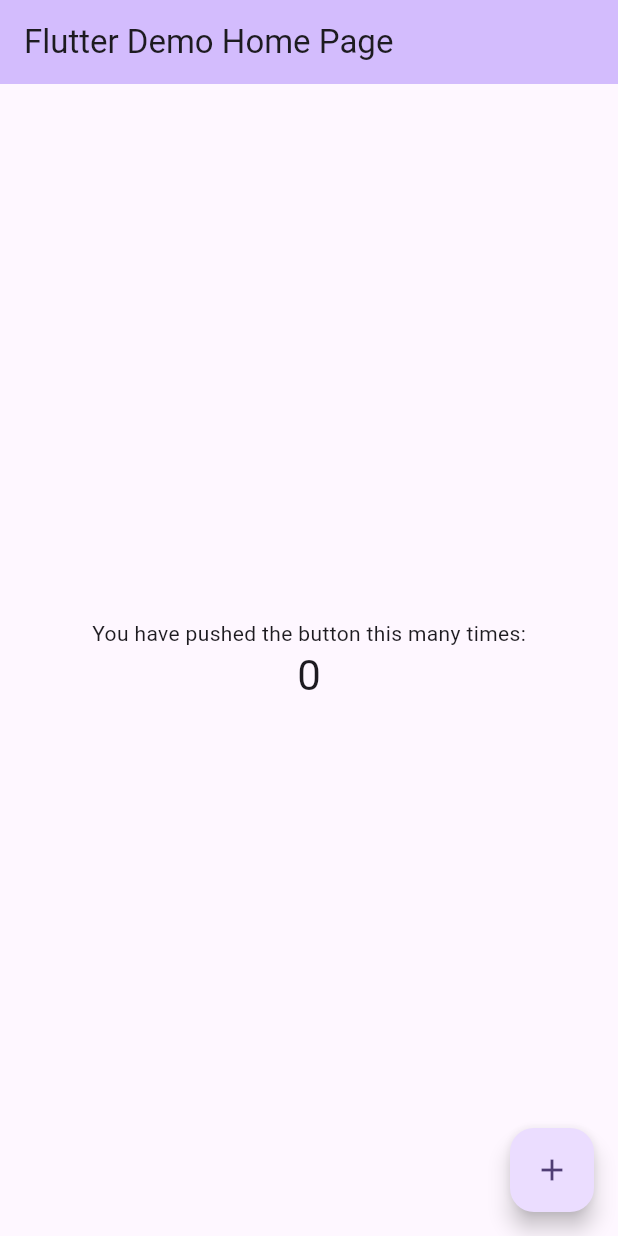
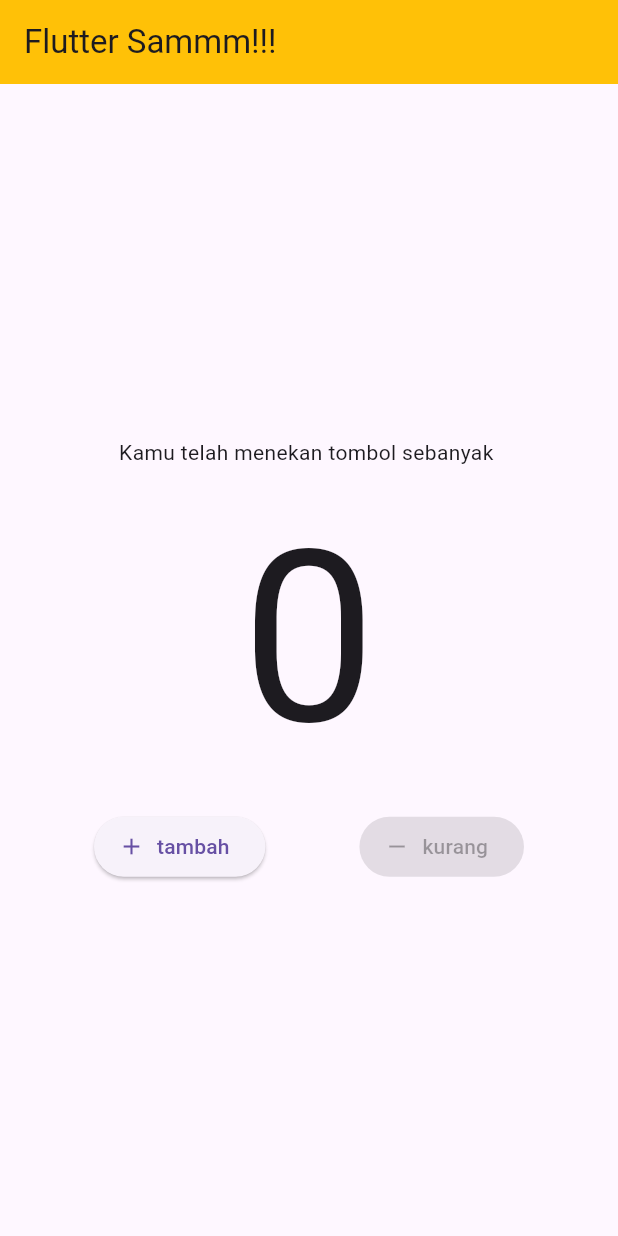
Before and after one commit to Damarazka/dart_fundamental, a Flutter app: the screen it shows after launch, on a phone screen of 412 x 824 dp. Run offline on Flutter 3.47's test engine with Material 3 defaults, Android fonts, the phone set to English and light mode, and no system bars.

Commit message:
first flutter

```diff
--- /dev/null
+++ b/lib/first.dart
@@ -0,0 +1,62 @@
+import 'package:flutter/material.dart';
+
+class FirstPage extends StatefulWidget {
+  const FirstPage({super.key});
+
+  @override
+  State<FirstPage> createState() => _FirstPageState();
+}
+
+class _FirstPageState extends State<FirstPage> {
+  int myNumber = 0;
+
+  void tambah() {
+    setState(() {
+      myNumber = myNumber + 1;
+    });
+  }
+
+  void kurang() {
+    setState(() {
+      myNumber = myNumber - 1;
+    });
+  }
+
+  @override
+  Widget build(BuildContext context) {
+    return Scaffold(
+        appBar: AppBar(
+          backgroundColor: Colors.amber,
+          title: const Text("Flutter Sammm!!!"),
+        ),
+        body: Center(
+          child: Column(
+            mainAxisAlignment: MainAxisAlignment.center,
+            children: <Widget>[
+              const Text("Kamu telah menekan tombol sebanyak "),
+              Text(
+                myNumber.toString(),
+                style: const TextStyle(fontSize: 160.0),
+              ),
+              Center(
+                child: Row(
+                  mainAxisAlignment: MainAxisAlignment.spaceEvenly,
+                  children: <Widget>[
+                    ElevatedButton.icon(
+                      onPressed: tambah,
+                      label: const Text("tambah"),
+                      icon: const Icon(Icons.add),
+                    ),
+                    ElevatedButton.icon(
+                      onPressed: myNumber > 0 ? kurang : null,
+                      label: const Text("kurang"),
+                      icon: const Icon(Icons.remove),
+                    )
+                  ],
+                ),
+              )
+            ],
+          ),
+        ));
+  }
+}
--- a/lib/main.dart
+++ b/lib/main.dart
@@ -1,125 +1,20 @@
+import 'package:dart_fundamental/first.dart';
 import 'package:flutter/material.dart';
 
 void main() {
-  runApp(const MyApp());
+  runApp(MyApp());
 }
 
 class MyApp extends StatelessWidget {
   const MyApp({super.key});
 
-  // This widget is the root of your application.
   @override
   Widget build(BuildContext context) {
     return MaterialApp(
-      title: 'Flutter Demo',
       theme: ThemeData(
-        // This is the theme of your application.
-        //
-        // TRY THIS: Try running your application with "flutter run". You'll see
-        // the application has a purple toolbar. Then, without quitting the app,
-        // try changing the seedColor in the colorScheme below to Colors.green
-        // and then invoke "hot reload" (save your changes or press the "hot
-        // reload" button in a Flutter-supported IDE, or press "r" if you used
-        // the command line to start the app).
-        //
-        // Notice that the counter didn't reset back to zero; the application
-        // state is not lost during the reload. To reset the state, use hot
-        // restart instead.
-        //
-        // This works for code too, not just values: Most code changes can be
-        // tested with just a hot reload.
-        colorScheme: ColorScheme.fromSeed(seedColor: Colors.deepPurple),
-        useMaterial3: true,
+        primaryColor: Colors.amber,
       ),
-      home: const MyHomePage(title: 'Flutter Demo Home Page'),
+      home: const FirstPage(),
     );
   }
 }
-
-class MyHomePage extends StatefulWidget {
-  const MyHomePage({super.key, required this.title});
-
-  // This widget is the home page of your application. It is stateful, meaning
-  // that it has a State object (defined below) that contains fields that affect
-  // how it looks.
-
-  // This class is the configuration for the state. It holds the values (in this
-  // case the title) provided by the parent (in this case the App widget) and
-  // used by the build method of the State. Fields in a Widget subclass are
-  // always marked "final".
-
-  final String title;
-
-  @override
-  State<MyHomePage> createState() => _MyHomePageState();
-}
-
-class _MyHomePageState extends State<MyHomePage> {
-  int _counter = 0;
-
-  void _incrementCounter() {
-    setState(() {
-      // This call to setState tells the Flutter framework that something has
-      // changed in this State, which causes it to rerun the build method below
-      // so that the display can reflect the updated values. If we changed
-      // _counter without calling setState(), then the build method would not be
-      // called again, and so nothing would appear to happen.
-      _counter++;
-    });
-  }
-
-  @override
-  Widget build(BuildContext context) {
-    // This method is rerun every time setState is called, for instance as done
-    // by the _incrementCounter method above.
-    //
-    // The Flutter framework has been optimized to make rerunning build methods
-    // fast, so that you can just rebuild anything that needs updating rather
-    // than having to individually change instances of widgets.
-    return Scaffold(
-      appBar: AppBar(
-        // TRY THIS: Try changing the color here to a specific color (to
-        // Colors.amber, perhaps?) and trigger a hot reload to see the AppBar
-        // change color while the other colors stay the same.
-        backgroundColor: Theme.of(context).colorScheme.inversePrimary,
-        // Here we take the value from the MyHomePage object that was created by
-        // the App.build method, and use it to set our appbar title.
-        title: Text(widget.title),
-      ),
-      body: Center(
-        // Center is a layout widget. It takes a single child and positions it
-        // in the middle of the parent.
-        child: Column(
-          // Column is also a layout widget. It takes a list of children and
-          // arranges them vertically. By default, it sizes itself to fit its
-          // children horizontally, and tries to be as tall as its parent.
-          //
-          // Column has various properties to control how it sizes itself and
-          // how it positions its children. Here we use mainAxisAlignment to
-          // center the children vertically; the main axis here is the vertical
-          // axis because Columns are vertical (the cross axis would be
-          // horizontal).
-          //
-          // TRY THIS: Invoke "debug painting" (choose the "Toggle Debug Paint"
-          // action in the IDE, or press "p" in the console), to see the
-          // wireframe for each widget.
-          mainAxisAlignment: MainAxisAlignment.center,
-          children: <Widget>[
-            const Text(
-              'You have pushed the button this many times:',
-            ),
-            Text(
-              '$_counter',
-              style: Theme.of(context).textTheme.headlineMedium,
-            ),
-          ],
-        ),
-      ),
-      floatingActionButton: FloatingActionButton(
-        onPressed: _incrementCounter,
-        tooltip: 'Increment',
-        child: const Icon(Icons.add),
-      ), // This trailing comma makes auto-formatting nicer for build methods.
-    );
-  }
-}
```
